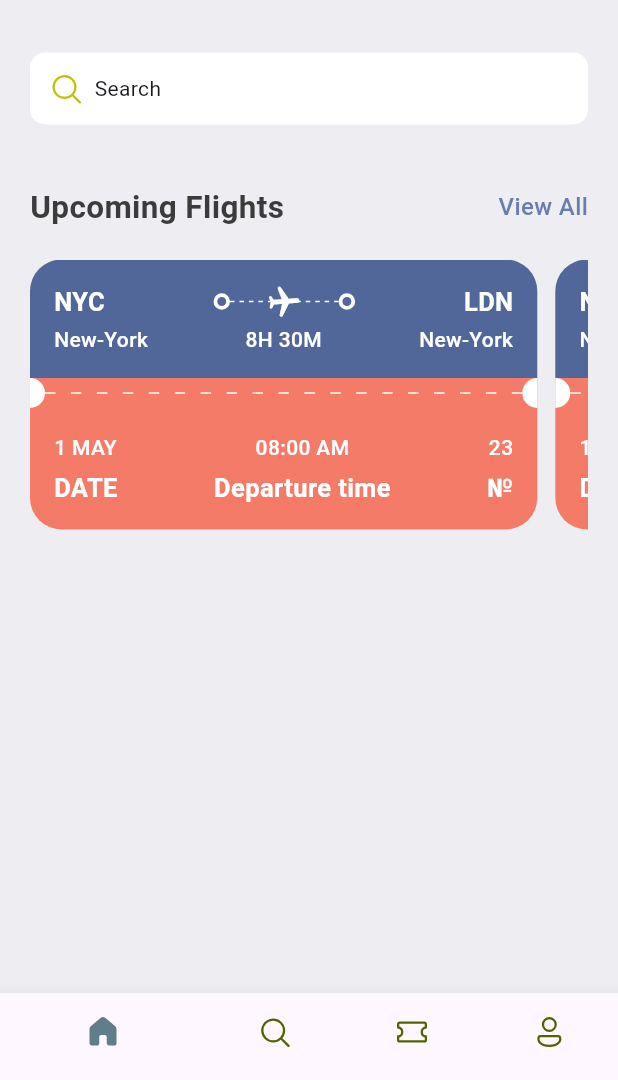
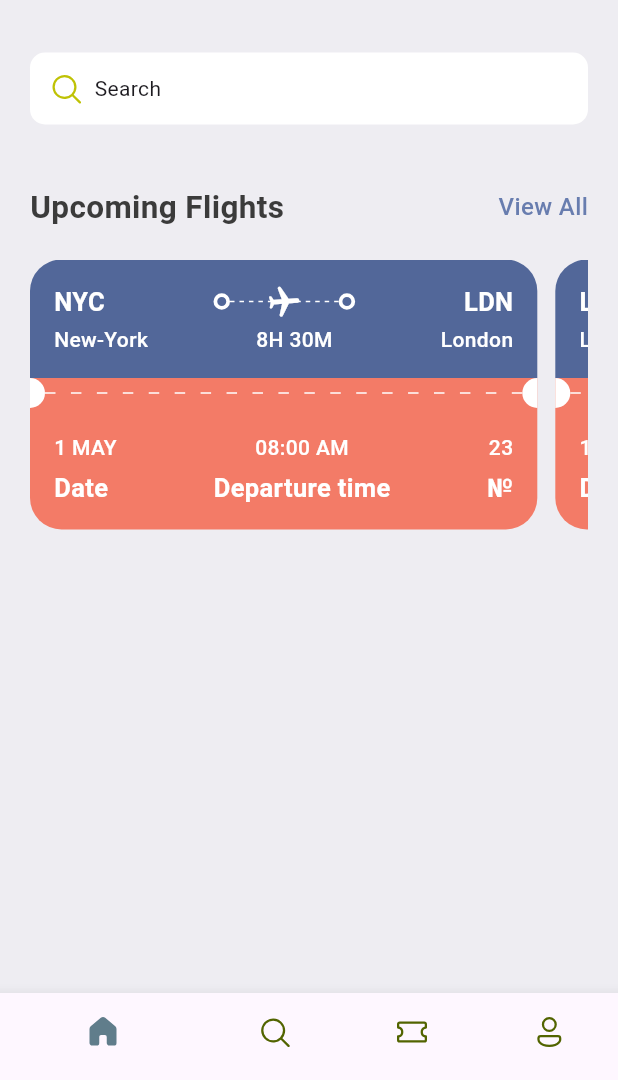
Before and after one commit to protzzz/flutter-test-demo, a Flutter app: the screen it shows after launch, on a phone screen of 412 x 824 dp, the part 156-1236 px from its top. Run offline on Flutter 3.47's test engine with Material 3 defaults, Android fonts, the phone set to English and light mode, and no system bars; our stand-ins replace fluentui_icons.

Commit message:
Updated: ticket_view

```diff
--- a/lib/core/widgets/ticket_view.dart
+++ b/lib/core/widgets/ticket_view.dart
@@ -8,7 +8,8 @@ import 'package:test_app/core/widgets/text_style_fourth.dart';
 import 'package:test_app/core/widgets/text_style_third.dart';
 
 class TicketView extends StatelessWidget {
-  const TicketView({super.key});
+  final Map<String, dynamic> ticket;
+  const TicketView({super.key, required this.ticket});
 
   @override
   Widget build(BuildContext context) {
@@ -32,10 +33,7 @@ class TicketView extends StatelessWidget {
                 children: [
                   Row(
                     children: [
-                      const SizedBox(
-                        // width: 100,
-                        child: TextStyleThird(text: "NYC"),
-                      ),
+                      TextStyleThird(text: ticket["from"]["code"]),
                       Expanded(child: Container()),
                       const BigDot(),
                       Expanded(
@@ -60,27 +58,19 @@ class TicketView extends StatelessWidget {
                       ),
                       const BigDot(),
                       Expanded(child: Container()),
-                      const SizedBox(
-                        child: TextStyleThird(text: "LDN"),
-                      ),
+                      TextStyleThird(text: ticket["to"]["code"])
                     ],
                   ),
                   const SizedBox(height: 3),
                   Row(
                     children: [
-                      const SizedBox(
-                        width: 100,
-                        child: TextStyleFourth(text: "New-York")
-                      ),
+                      TextStyleFourth(text: ticket["from"]["name"]),
                       Expanded(child: Container()),
-                      const SizedBox(
-                        child: TextStyleFourth(text: "8H 30M", align: TextAlign.center,),
-                      ),
+                      TextStyleFourth(
+                          text: ticket["flying_time"], align: TextAlign.center),
                       Expanded(child: Container()),
-                      const SizedBox(
-                        width: 100,
-                        child: TextStyleFourth(text: "New-York", align: TextAlign.end)
-                      ),
+                      TextStyleFourth(
+                          text: ticket["to"]["name"], align: TextAlign.end),
                     ],
                   )
                 ],
@@ -110,14 +100,22 @@ class TicketView extends StatelessWidget {
                   borderRadius: const BorderRadius.only(
                       bottomLeft: Radius.circular(21),
                       bottomRight: Radius.circular(21))),
-              child: const Column(
+              child: Column(
                 children: [
                   Row(
                     mainAxisAlignment: MainAxisAlignment.spaceBetween,
                     children: [
-                      AppColumnTextLayout(topText: "1 MAY", bottomText: "DATE"),
-                      AppColumnTextLayout(topText: "08:00 AM", bottomText: "Departure time", alignment: CrossAxisAlignment.center,),
-                      AppColumnTextLayout(topText: "23", bottomText: "№", alignment: CrossAxisAlignment.end,)
+                      AppColumnTextLayout(topText: ticket["date"], bottomText: "Date"),
+                      AppColumnTextLayout(
+                        topText: ticket["departure_time"],
+                        bottomText: "Departure time",
+                        alignment: CrossAxisAlignment.center,
+                      ),
+                      AppColumnTextLayout(
+                        topText: ticket["number"].toString(),
+                        bottomText: "№",
+                        alignment: CrossAxisAlignment.end,
+                      )
                     ],
                   ),
                 ],
```
